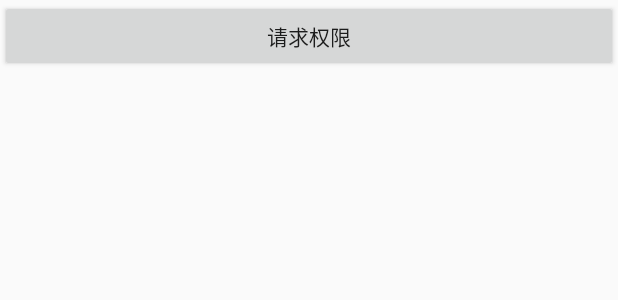
After one commit to shusheng007/AndroidDevMemo, an Android app: the layout activity_permission.xml on its own in the app's theme, with its tools: preview values and no code run, on a phone screen of 412 x 824 dp. The commit adds this screen. Shown: the top 300 px of the screen. Run offline under Robolectric (Android 15) with nearby library versions, the phone set to English and light mode, and no system bars.

Commit message:
feature： add permission demo

```diff
--- a/app/src/main/AndroidManifest.xml
+++ b/app/src/main/AndroidManifest.xml
@@ -2,6 +2,7 @@
 <manifest xmlns:android="http://schemas.android.com/apk/res/android"
     package="top.ss007.androiddevmemo">
 
+    <uses-permission android:name="android.permission.INTERNET" />
     <uses-permission android:name="android.permission.WRITE_EXTERNAL_STORAGE" />
     <uses-permission android:name="com.android.alarm.permission.SET_ALARM" />
     <uses-permission android:name="android.permission.REQUEST_INSTALL_PACKAGES" />
@@ -17,7 +18,8 @@
         android:roundIcon="@mipmap/ic_launcher_round"
         android:supportsRtl="true"
         android:theme="@style/AppTheme">
-        <activity android:name=".databinding.DataBindingActivity"></activity>
+        <activity android:name=".permission.PermissionActivity"></activity>
+        <activity android:name=".databinding.DataBindingActivity" />
         <activity android:name=".animation.MotionActivity" />
         <activity android:name=".architectureComponents.JetpackActivity" />
 
--- a/app/src/main/java/top/ss007/androiddevmemo/MemoType.kt
+++ b/app/src/main/java/top/ss007/androiddevmemo/MemoType.kt
@@ -15,5 +15,6 @@ enum class MemoType {
     INTENT,
     ARCHITECTURE,
     ANIMATION,
-    DATA_BINDING
+    DATA_BINDING,
+    PERMISSION
 }
--- a/app/src/main/res/layout/activity_data_binding.xml
+++ b/app/src/main/res/layout/activity_data_binding.xml
@@ -25,7 +25,7 @@
             app:layout_constraintStart_toStartOf="parent"
             app:layout_constraintTop_toTopOf="parent"
             android:layout_marginTop="25dp"
-            android:onViewDetachedFromWindow="@{}"/>
+           />
 
         <TextView
             android:id="@+id/tv_action"
@@ -67,7 +67,6 @@
             app:layout_constraintEnd_toEndOf="parent"
             app:layout_constraintStart_toStartOf="parent"
             android:onClick="@{(view)->viewModel.bornSon(viewModel.targetGirl)}"
-
             />
 
         <Button
@@ -81,8 +80,5 @@
             android:onClick="@{(view)->viewModel.seduceGirl(viewModel.targetGirl)}"
             />
 
-
-
-
     </androidx.constraintlayout.widget.ConstraintLayout>
 </layout>
--- /dev/null
+++ b/app/src/main/res/layout/activity_permission.xml
@@ -0,0 +1,17 @@
+<?xml version="1.0" encoding="utf-8"?>
+<androidx.constraintlayout.widget.ConstraintLayout xmlns:android="http://schemas.android.com/apk/res/android"
+    xmlns:app="http://schemas.android.com/apk/res-auto"
+    xmlns:tools="http://schemas.android.com/tools"
+    android:layout_width="match_parent"
+    android:layout_height="match_parent"
+    tools:context=".permission.PermissionActivity">
+    <Button
+        android:id="@+id/btn_open_setting"
+        android:layout_width="0dp"
+        android:layout_height="wrap_content"
+        app:layout_constraintLeft_toLeftOf="parent"
+        app:layout_constraintRight_toRightOf="parent"
+        app:layout_constraintTop_toTopOf="parent"
+        android:text="请求权限"/>
+
+</androidx.constraintlayout.widget.ConstraintLayout>
```
Also changed, not shown: app/src/main/java/top/ss007/androiddevmemo/MainActivity.kt (+7 -2 lines), app/src/main/java/top/ss007/androiddevmemo/permission/PermissionActivity.kt (added, +50 -0 lines), buildSrc/build.gradle.kts (+2 -5 lines).
